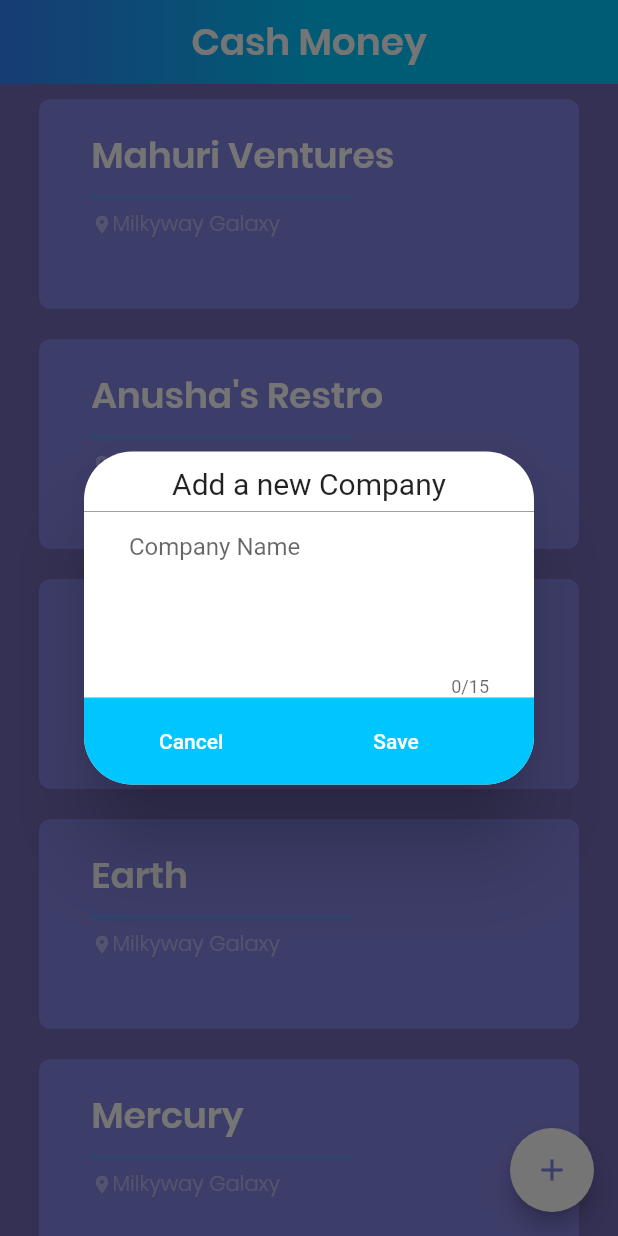
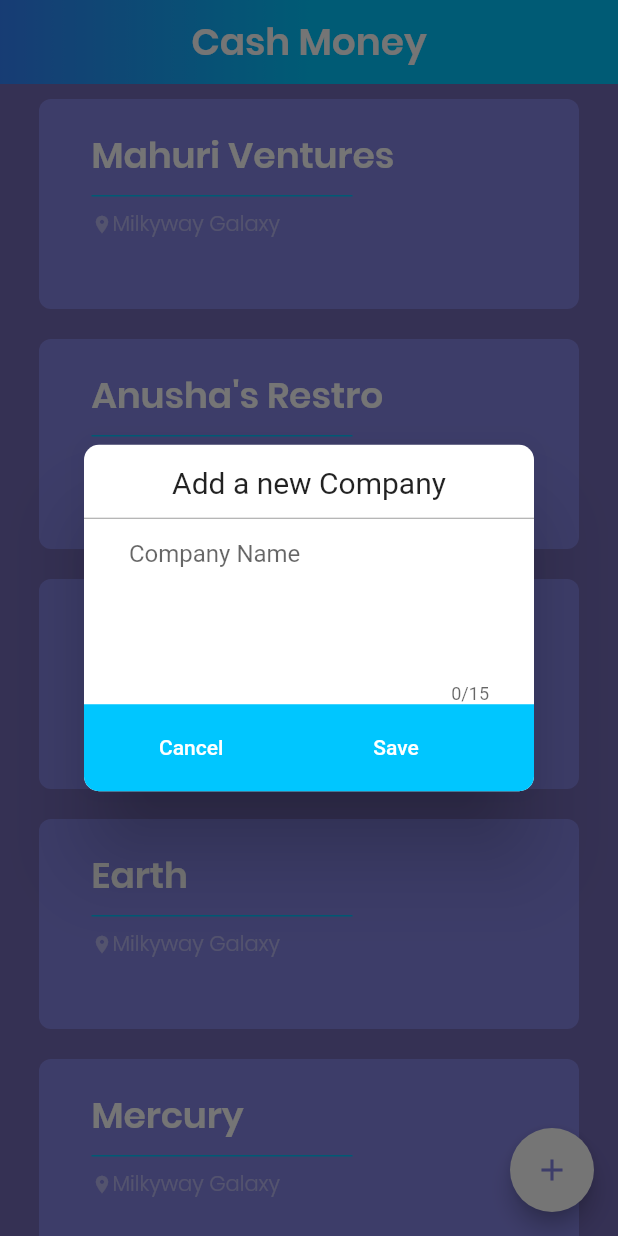
Before and after one commit to nirooj56/cashify, a Flutter app: the screen it shows after launch, after a tap on the "add" icon, on a phone screen of 412 x 824 dp. Run offline on Flutter 3.47's test engine with Material 2 defaults, Android fonts, the phone set to English and light mode, and no system bars; our stand-ins replace fluro; statements that could not run were skipped.

Commit message:
Front-end design started to make some sense. Hola!!

```diff
--- a/lib/ui/home/HomePage.dart
+++ b/lib/ui/home/HomePage.dart
@@ -46,7 +46,7 @@ void _showDialog(context) {
     builder: (BuildContext context) {
       return AlertDialog(
           shape: RoundedRectangleBorder(
-              borderRadius: BorderRadius.all(Radius.circular(32.0))),
+              borderRadius: BorderRadius.all(Radius.circular(10.0))),
           contentPadding: EdgeInsets.only(top: 10.0),
           content: Container(
             width: 300.0,
@@ -59,14 +59,13 @@ void _showDialog(context) {
                   mainAxisAlignment: MainAxisAlignment.spaceEvenly,
                   mainAxisSize: MainAxisSize.min,
                   children: <Widget>[
-                    Text(
-                      "Add a new Company",
-                      style: TextStyle(fontSize: 20.0),
-                    ),
+                    Padding(
+                        padding: EdgeInsets.only(top: 4.0, bottom: 10.0),
+                        child: new Text(
+                          "Add a new Company",
+                          style: TextStyle(fontSize: 20.0),
+                        )),
                   ],
-                ),
-                SizedBox(
-                  height: 5.0,
                 ),
                 Divider(
                   color: Colors.grey,
@@ -89,8 +88,8 @@ void _showDialog(context) {
                       decoration: BoxDecoration(
                         color: myColor,
                         borderRadius: BorderRadius.only(
-                            bottomLeft: Radius.circular(32.0),
-                            bottomRight: Radius.circular(32.0)),
+                            bottomLeft: Radius.circular(10.0),
+                            bottomRight: Radius.circular(10.0)),
                       ),
                       child: Row(
                         children: <Widget>[
```
